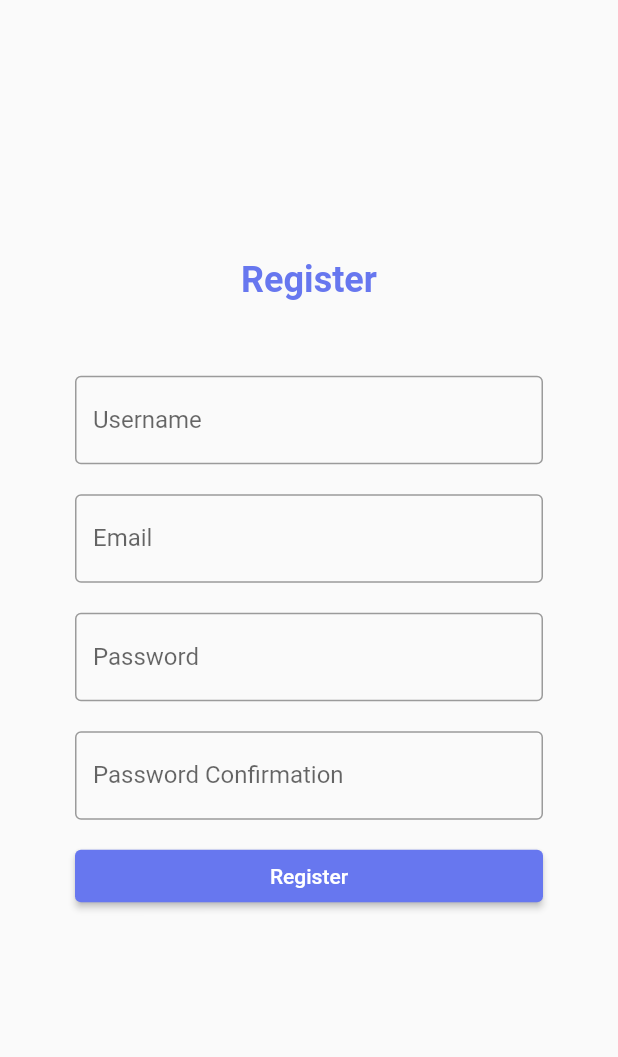
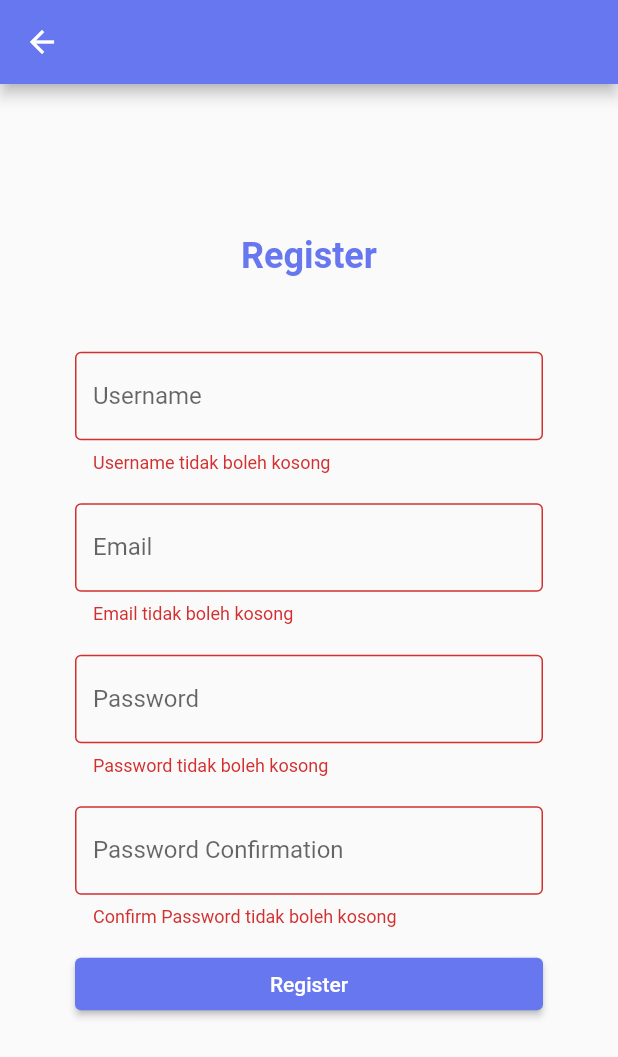
Before and after one commit to fauzanpr/Play_App, a Flutter app: the Register screen opened by its route, after a tap on "Register", on a phone screen of 412 x 824 dp. Shown: the top 1057 px of the screen. Run offline on Flutter 3.47's test engine with Material 2 defaults, Android fonts, the phone set to English and light mode, and no system bars; our stand-ins replace flutter_secure_storage; accounts and stored records are empty.

Commit message:
add navbar and frontend validation on register page

```diff
--- a/lib/views/register.dart
+++ b/lib/views/register.dart
@@ -1,6 +1,4 @@
 import 'package:flutter/material.dart';
-import 'package:flutter/src/widgets/container.dart';
-import 'package:flutter/src/widgets/framework.dart';
 
 class Register extends StatefulWidget {
   const Register({super.key});
@@ -10,14 +8,18 @@ class Register extends StatefulWidget {
 }
 
 class _RegisterState extends State<Register> {
-  TextEditingController _usernameController = new TextEditingController();
-  TextEditingController _emailController = new TextEditingController();
-  TextEditingController _passController = new TextEditingController();
-  TextEditingController _confirmpassController = new TextEditingController();
+  final TextEditingController _usernameController = TextEditingController();
+  final TextEditingController _emailController = TextEditingController();
+  final TextEditingController _passController = TextEditingController();
+  final TextEditingController _confirmpassController = TextEditingController();
+  final _registerKey = GlobalKey<FormState>();
 
   @override
   Widget build(BuildContext context) {
     return Scaffold(
+      appBar: AppBar(
+        backgroundColor: const Color(0xFF6777EF),
+      ),
       body: Column(
         mainAxisAlignment: MainAxisAlignment.center,
         children: [
@@ -30,6 +32,7 @@ class _RegisterState extends State<Register> {
             ),
           ),
           Form(
+            key: _registerKey,
             child: Padding(
               padding: const EdgeInsets.all(50.0),
               child: Column(
@@ -52,7 +55,7 @@ class _RegisterState extends State<Register> {
                       border: OutlineInputBorder(
                         borderSide: BorderSide(
                           width: 1,
-                          color: Color.fromARGB(255, 48, 73, 209),
+                          color: Color(0xFF3049D1),
                         ),
                       ),
                     ),
@@ -147,7 +150,11 @@ class _RegisterState extends State<Register> {
                           const Color(0xFF6777EF),
                         ),
                       ),
-                      onPressed: () {},
+                      onPressed: () {
+                        if (_registerKey.currentState!.validate()) {
+                          Navigator.pushNamed(context, '/login');
+                        }
+                      },
                       child: const Text('Register'),
                     ),
                   ),
```
